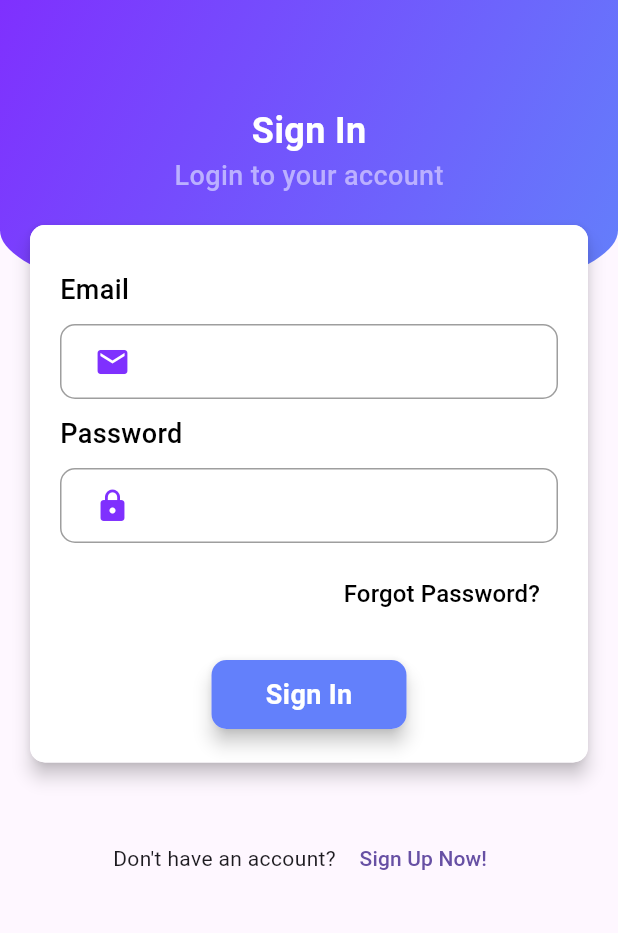
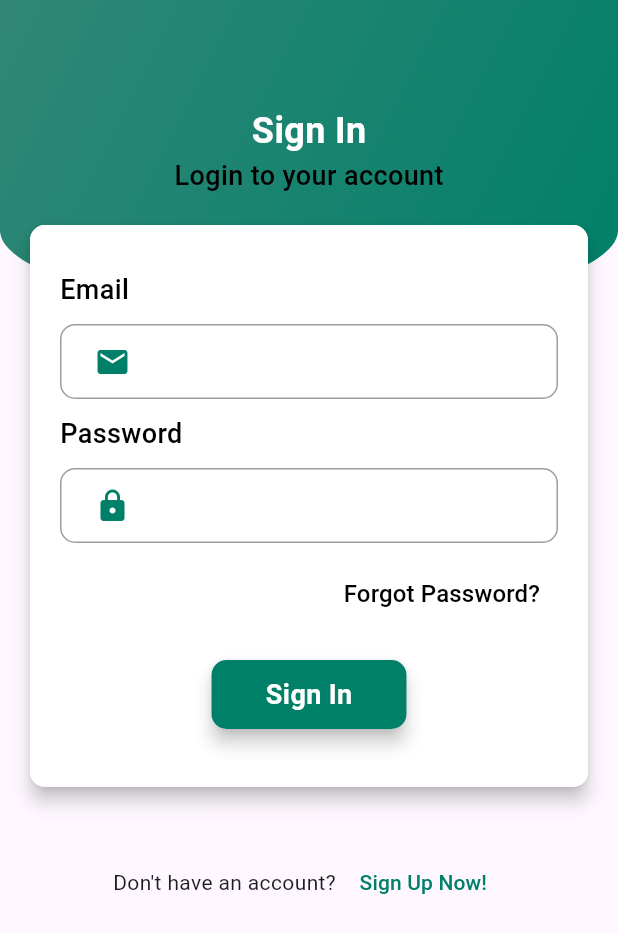
Before and after one commit to piro-piyush/Chit-Chat-App, a Flutter app: the SignInPage screen opened directly, on a phone screen of 412 x 824 dp. Shown: the top 933 px of the screen. Run offline on Flutter 3.47's test engine with Material 3 defaults, Android fonts, the phone set to English and light mode, and no system bars; our stand-ins replace cloud_firestore, connectivity_plus, firebase_auth, firebase_core, flutter_chat_bubble, shared_preferences; accounts and stored records are empty.

Commit message:
update signin

```diff
--- a/lib/pages/sign_in_page.dart
+++ b/lib/pages/sign_in_page.dart
@@ -59,12 +59,13 @@ class _SignInPageState extends State<SignInPage> {
 
       ScaffoldMessenger.of(context).showSnackBar(const SnackBar(
         content: Text("Login successful!", style: TextStyle(fontSize: 18)),
-        backgroundColor: Colors.green,
+        backgroundColor: Color(0xFF008069),
       ));
 
-      Navigator.pushReplacement(
+      Navigator.pushAndRemoveUntil(
         context,
         MaterialPageRoute(builder: (context) => const Home()),
+            (Route<dynamic> route) => false, // This clears the entire stack
       );
     } on FirebaseAuthException catch (e) {
       setState(() {
@@ -115,7 +116,7 @@ class _SignInPageState extends State<SignInPage> {
               width: MediaQuery.of(context).size.width,
               decoration: BoxDecoration(
                 gradient: const LinearGradient(
-                  colors: [Color(0xFF7f30fe), Color(0xFF6380fb)],
+                  colors: [Color(0xFF318776),Color(0xFF008069)],
                   begin: Alignment.topLeft,
                   end: Alignment.bottomRight,
                 ),
@@ -137,7 +138,7 @@ class _SignInPageState extends State<SignInPage> {
                   const Center(
                     child: Text(
                       "Login to your account",
-                      style: TextStyle(color: Color(0xFFbbb0ff), fontSize: 18, fontWeight: FontWeight.w500),
+                      style: TextStyle(color: Colors.black, fontSize: 18, fontWeight: FontWeight.w500),
                     ),
                   ),
                   Container(
@@ -147,7 +148,7 @@ class _SignInPageState extends State<SignInPage> {
                       borderRadius: BorderRadius.circular(10),
                       child: Container(
                         padding: const EdgeInsets.symmetric(vertical: 30, horizontal: 20),
-                        height: MediaQuery.of(context).size.height / 2.3,
+                        height: MediaQuery.of(context).size.height / 2.2,
                         width: MediaQuery.of(context).size.width,
                         decoration: BoxDecoration(
                           color: Colors.white,
@@ -179,7 +180,7 @@ class _SignInPageState extends State<SignInPage> {
                                   },
                                   decoration: const InputDecoration(
                                     border: InputBorder.none,
-                                    prefixIcon: Icon(Icons.mail, color: Color(0xFF7f30fe)),
+                                    prefixIcon: Icon(Icons.mail, color: Color(0xFF008069)),
                                   ),
                                 ),
                               ),
@@ -206,7 +207,7 @@ class _SignInPageState extends State<SignInPage> {
                                   obscureText: true,
                                   decoration: const InputDecoration(
                                     border: InputBorder.none,
-                                    prefixIcon: Icon(Icons.lock, color: Color(0xFF7f30fe)),
+                                    prefixIcon: Icon(Icons.lock, color: Color(0xFF008069)),
                                   ),
                                 ),
                               ),
@@ -244,7 +245,7 @@ class _SignInPageState extends State<SignInPage> {
                                       child: Container(
                                         padding: const EdgeInsets.all(10),
                                         decoration: BoxDecoration(
-                                          color: const Color(0xFF6380fb),
+                                          color: const Color(0xFF008069),
                                           borderRadius: BorderRadius.circular(10),
                                         ),
                                         child: const Center(
@@ -276,7 +277,7 @@ class _SignInPageState extends State<SignInPage> {
                             MaterialPageRoute(builder: (context) => const SignUp()),
                           );
                         },
-                        child: const Text("Sign Up Now!"),
+                        child: const Text("Sign Up Now!",style: TextStyle(color: Color(0xFF008069)),),
                       )
                     ],
                   )
```
